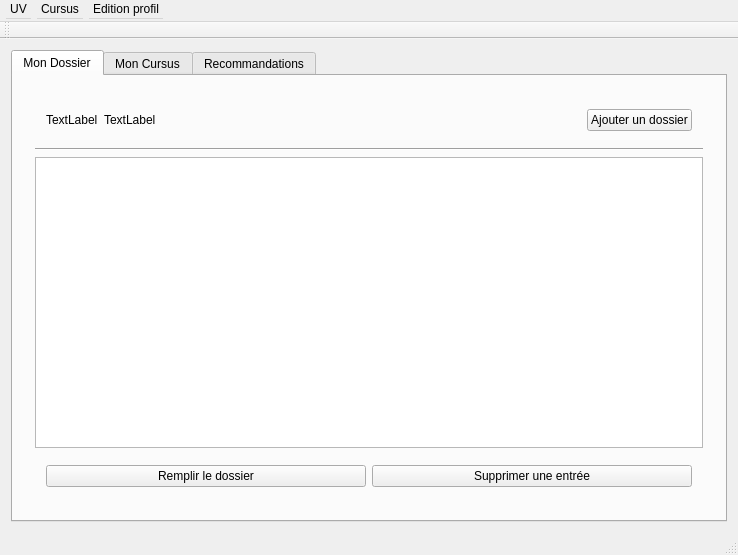
Old version of the form window/mainwindow.ui in the repository roddehugo/utprofiler.
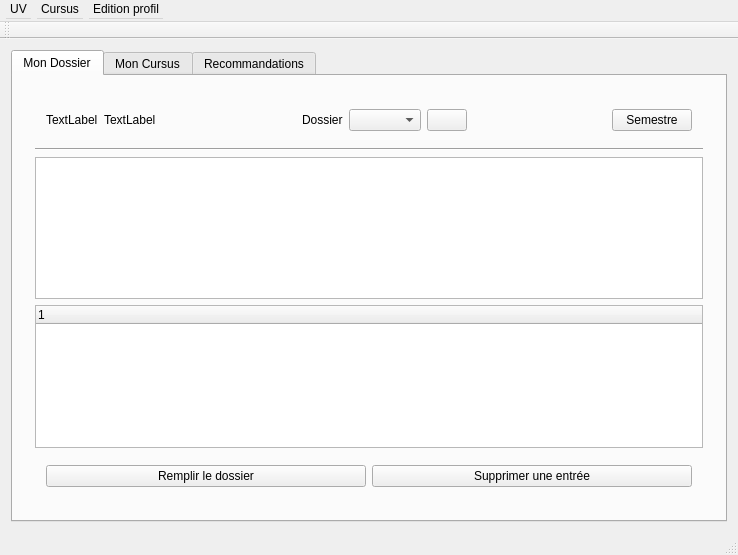
New version of the form. Icons and pictures are not drawn.

```diff
--- a/window/mainwindow.ui
+++ b/window/mainwindow.ui
@@ -42,10 +42,10 @@
              <item>
               <widget class="QWidget" name="widget_4" native="true">
                <layout class="QGridLayout" name="gridLayout_4">
-                <item row="0" column="2">
-                 <spacer name="horizontalSpacer">
-                  <property name="orientation">
-                   <enum>Qt::Horizontal</enum>
+                <item row="0" column="8">
+                 <widget class="QPushButton" name="inscrireSemestre">
+                  <property name="text">
+                   <string>Semestre</string>
                   </property>
                   <property name="sizeHint" stdset="0">
                    <size>
@@ -53,7 +53,7 @@
                     <height>20</height>
                    </size>
                   </property>
-                 </spacer>
+                 </widget>
                 </item>
                 <item row="0" column="1">
                  <widget class="QLabel" name="prenom">
@@ -62,17 +62,63 @@
                   </property>
                  </widget>
                 </item>
-                <item row="0" column="0">
-                 <widget class="QLabel" name="nom">
+                <item row="0" column="4">
+                 <widget class="QLabel" name="label_2">
                   <property name="text">
-                   <string>TextLabel</string>
+                   <string>Dossier</string>
                   </property>
                  </widget>
                 </item>
+                <item row="0" column="5">
+                 <widget class="QComboBox" name="dossierCombo"/>
+                </item>
                 <item row="0" column="3">
+                 <spacer name="horizontalSpacer">
+                  <property name="orientation">
+                   <enum>Qt::Horizontal</enum>
+                  </property>
+                  <property name="sizeHint" stdset="0">
+                   <size>
+                    <width>40</width>
+                    <height>20</height>
+                   </size>
+                  </property>
+                 </spacer>
+                </item>
+                <item row="0" column="6">
                  <widget class="QPushButton" name="ajouterDossier">
+                  <property name="maximumSize">
+                   <size>
+                    <width>50</width>
+                    <height>16777215</height>
+                   </size>
+                  </property>
                   <property name="text">
-                   <string>Ajouter un dossier</string>
+                   <string/>
+                  </property>
+                  <property name="icon">
+                   <iconset resource="../resources/files.qrc">
+                    <normaloff>:/images/plus</normaloff>:/images/plus</iconset>
+                  </property>
+                 </widget>
+                </item>
+                <item row="0" column="7">
+                 <spacer name="horizontalSpacer_2">
+                  <property name="orientation">
+                   <enum>Qt::Horizontal</enum>
+                  </property>
+                  <property name="sizeHint" stdset="0">
+                   <size>
+                    <width>40</width>
+                    <height>20</height>
+                   </size>
+                  </property>
+                 </spacer>
+                </item>
+                <item row="0" column="2">
+                 <widget class="QLabel" name="nom">
+                  <property name="text">
+                   <string>TextLabel</string>
                   </property>
                  </widget>
                 </item>
@@ -87,7 +133,16 @@
               </widget>
              </item>
              <item>
-              <widget class="QTableWidget" name="m_afficheDossier"/>
+              <widget class="QTableWidget" name="m_pTableWidget"/>
+             </item>
+             <item>
+              <widget class="QTreeWidget" name="m_tree">
+               <column>
+                <property name="text">
+                 <string notr="true">1</string>
+                </property>
+               </column>
+              </widget>
              </item>
              <item>
               <widget class="QWidget" name="widget_5" native="true">
```
Left out of the diff: 47 changed lines with no effect on the pictures.
